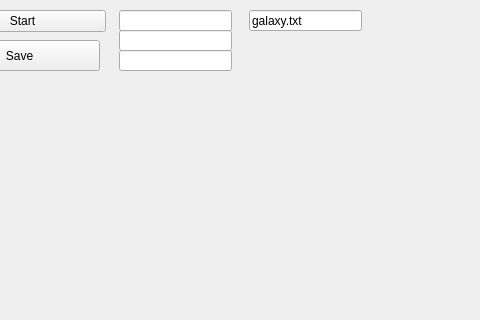
Old version of the form mainwindow.ui in the repository ig-or-ka/galaxy-coursework; both pictures show x 81 to 561 and y 0 to 320 of the 1000 by 1000 pixel window.
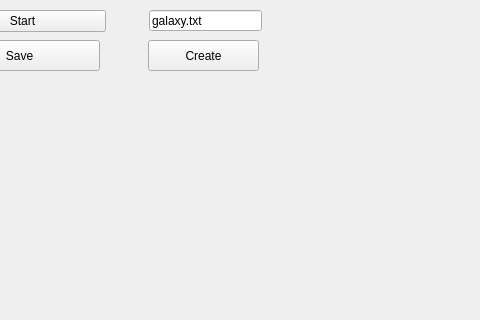
New version of the form.

Diff of the .ui file:
```diff
--- a/mainwindow.ui
+++ b/mainwindow.ui
@@ -30,40 +30,10 @@
      <string>Start</string>
     </property>
    </widget>
-   <widget class="QLineEdit" name="lineEdit">
-    <property name="geometry">
-     <rect>
-      <x>200</x>
-      <y>10</y>
-      <width>113</width>
-      <height>21</height>
-     </rect>
-    </property>
-   </widget>
-   <widget class="QLineEdit" name="lineEdit_2">
-    <property name="geometry">
-     <rect>
-      <x>200</x>
-      <y>30</y>
-      <width>113</width>
-      <height>21</height>
-     </rect>
-    </property>
-   </widget>
-   <widget class="QLineEdit" name="lineEdit_3">
-    <property name="geometry">
-     <rect>
-      <x>200</x>
-      <y>50</y>
-      <width>113</width>
-      <height>21</height>
-     </rect>
-    </property>
-   </widget>
    <widget class="QLineEdit" name="fileaNameEdit">
     <property name="geometry">
      <rect>
-      <x>330</x>
+      <x>230</x>
       <y>10</y>
       <width>113</width>
       <height>21</height>
@@ -86,6 +56,19 @@
      <string>Save</string>
     </property>
    </widget>
+   <widget class="QPushButton" name="createGalaxy">
+    <property name="geometry">
+     <rect>
+      <x>229</x>
+      <y>40</y>
+      <width>111</width>
+      <height>31</height>
+     </rect>
+    </property>
+    <property name="text">
+     <string>Create</string>
+    </property>
+   </widget>
   </widget>
   <widget class="QMenuBar" name="menubar">
    <property name="geometry">
```
